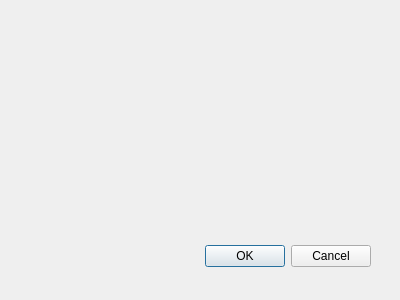
Above: libraries/qxrdlib/qxrdperkinelmerdialog.ui from guyjennings/qxrd before the change. Below: the same form after it.
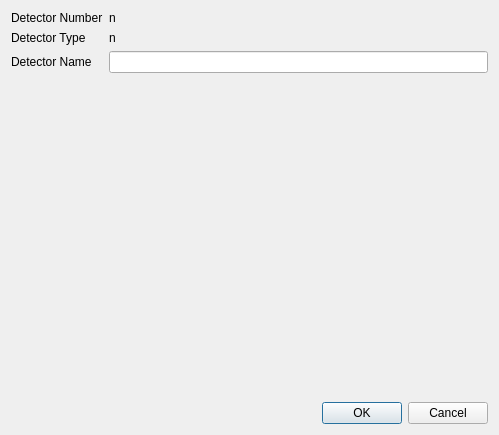
That is the form after the change.

Commit message: More work on detector config dialogs

Diff of the .ui file:
```diff
--- a/libraries/qxrdlib/qxrdperkinelmerdialog.ui
+++ b/libraries/qxrdlib/qxrdperkinelmerdialog.ui
@@ -8,29 +8,76 @@
    <rect>
     <x>0</x>
     <y>0</y>
-    <width>400</width>
-    <height>300</height>
+    <width>499</width>
+    <height>435</height>
    </rect>
   </property>
   <property name="windowTitle">
    <string>Dialog</string>
   </property>
-  <widget class="QDialogButtonBox" name="buttonBox">
-   <property name="geometry">
-    <rect>
-     <x>30</x>
-     <y>240</y>
-     <width>341</width>
-     <height>32</height>
-    </rect>
-   </property>
-   <property name="orientation">
-    <enum>Qt::Horizontal</enum>
-   </property>
-   <property name="standardButtons">
-    <set>QDialogButtonBox::Cancel|QDialogButtonBox::Ok</set>
-   </property>
-  </widget>
+  <layout class="QGridLayout" name="gridLayout">
+   <item row="0" column="0">
+    <widget class="QLabel" name="label">
+     <property name="text">
+      <string>Detector Number</string>
+     </property>
+    </widget>
+   </item>
+   <item row="0" column="1">
+    <widget class="QLabel" name="m_DetectorNumber">
+     <property name="text">
+      <string>n</string>
+     </property>
+    </widget>
+   </item>
+   <item row="1" column="0">
+    <widget class="QLabel" name="label_2">
+     <property name="text">
+      <string>Detector Type</string>
+     </property>
+    </widget>
+   </item>
+   <item row="1" column="1">
+    <widget class="QLabel" name="m_DetectorType">
+     <property name="text">
+      <string>n</string>
+     </property>
+    </widget>
+   </item>
+   <item row="2" column="0">
+    <widget class="QLabel" name="label_3">
+     <property name="text">
+      <string>Detector Name</string>
+     </property>
+    </widget>
+   </item>
+   <item row="2" column="1">
+    <widget class="QLineEdit" name="m_DetectorName"/>
+   </item>
+   <item row="3" column="0" colspan="2">
+    <spacer name="verticalSpacer">
+     <property name="orientation">
+      <enum>Qt::Vertical</enum>
+     </property>
+     <property name="sizeHint" stdset="0">
+      <size>
+       <width>379</width>
+       <height>289</height>
+      </size>
+     </property>
+    </spacer>
+   </item>
+   <item row="4" column="0" colspan="2">
+    <widget class="QDialogButtonBox" name="buttonBox">
+     <property name="orientation">
+      <enum>Qt::Horizontal</enum>
+     </property>
+     <property name="standardButtons">
+      <set>QDialogButtonBox::Cancel|QDialogButtonBox::Ok</set>
+     </property>
+    </widget>
+   </item>
+  </layout>
  </widget>
  <pixmapfunction/>
  <resources/>
```
Left out of the diff: 5 changed lines with no effect on the pictures. The commit also changes 12 other files.
